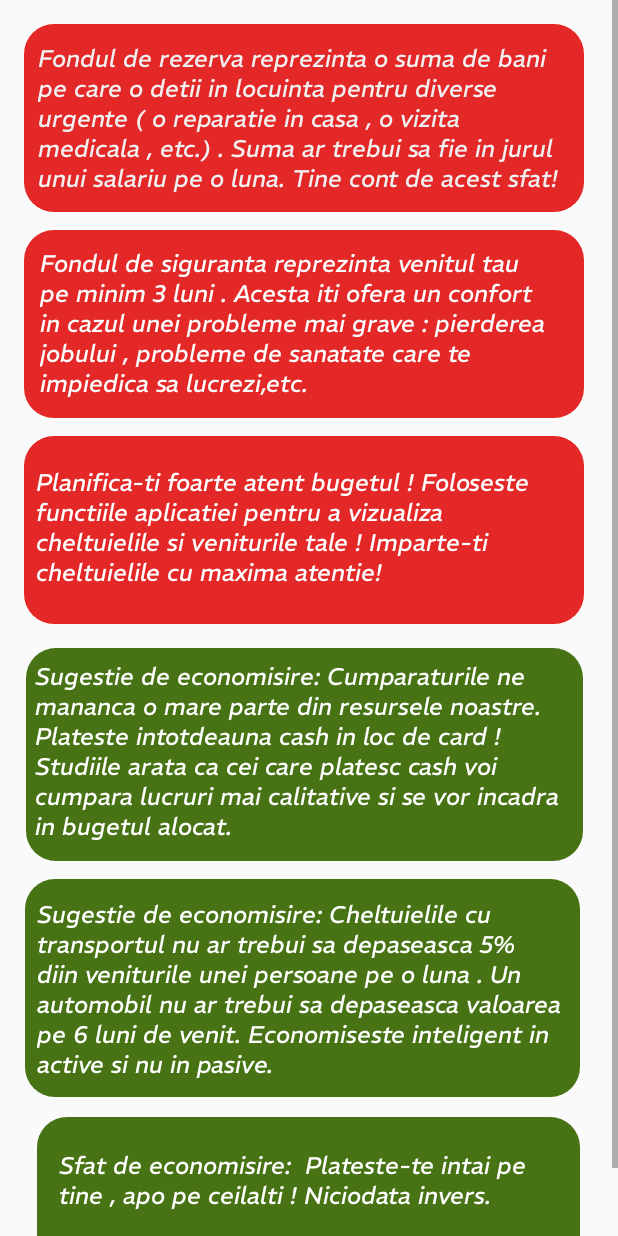
After one commit to AlinTAT-GitHub/ilona_project, an Android app: the Sugestii screen opened directly, with no data from a screen before it, on a phone screen of 412 x 824 dp. The commit adds this screen. Run offline under Robolectric (Android 15) with nearby library versions, the phone set to English and light mode, and no system bars.

Commit message:
part commit

```diff
--- a/app/src/main/java/com/example/mybudget/MainActivity.java
+++ b/app/src/main/java/com/example/mybudget/MainActivity.java
@@ -92,7 +92,7 @@ public class MainActivity extends AppCompatActivity {
             public void onClick(View view) {
                 Intent intent=new Intent(MainActivity.this,Statistics.class);
                 startActivity(intent);
-                finish();
+
             }
         });
 
--- /dev/null
+++ b/app/src/main/java/com/example/mybudget/Sugestii.java
@@ -0,0 +1,14 @@
+package com.example.mybudget;
+
+import androidx.appcompat.app.AppCompatActivity;
+
+import android.os.Bundle;
+
+public class Sugestii extends AppCompatActivity {
+
+    @Override
+    protected void onCreate(Bundle savedInstanceState) {
+        super.onCreate(savedInstanceState);
+        setContentView(R.layout.activity_sugestii);
+    }
+}
--- /dev/null
+++ b/app/src/main/res/layout/activity_sugestii.xml
@@ -0,0 +1,192 @@
+<ScrollView
+    xmlns:android="http://schemas.android.com/apk/res/android"
+    xmlns:app="http://schemas.android.com/apk/res-auto"
+    xmlns:tools="http://schemas.android.com/tools"
+    android:layout_width="match_parent"
+    android:layout_height="match_parent"
+    android:fillViewport="true"
+    tools:context=".Sugestii">
+
+    <androidx.constraintlayout.widget.ConstraintLayout
+        android:layout_width="match_parent"
+        android:layout_height="wrap_content">
+
+        <!-- View 1 -->
+
+        <!-- View 2 -->
+
+        <View
+            android:id="@+id/view1"
+            android:layout_width="373dp"
+            android:layout_height="125dp"
+            android:layout_marginTop="16dp"
+            android:background="@drawable/corner_layout"
+            android:backgroundTint="#E42727"
+            app:layout_constraintEnd_toEndOf="parent"
+            app:layout_constraintHorizontal_bias="0.421"
+            app:layout_constraintStart_toStartOf="parent"
+            app:layout_constraintTop_toTopOf="parent" />
+
+        <!-- Adaugă margină de 8dp între view1 și view2 -->
+
+        <!-- View 3 -->
+        <View
+            android:id="@+id/view2"
+            android:layout_width="373dp"
+            android:layout_height="125dp"
+            android:layout_marginTop="12dp"
+            android:background="@drawable/corner_layout"
+            android:backgroundTint="#E42727"
+            app:layout_constraintEnd_toEndOf="parent"
+            app:layout_constraintHorizontal_bias="0.421"
+            app:layout_constraintStart_toStartOf="parent"
+            app:layout_constraintTop_toBottomOf="@+id/view1" />
+
+        <!-- Adaugă margină de 8dp între view2 și view3 -->
+
+        <!-- View 4 -->
+        <View
+            android:id="@+id/view3"
+            android:layout_width="373dp"
+            android:layout_height="125dp"
+            android:layout_marginTop="12dp"
+            android:background="@drawable/corner_layout"
+            android:backgroundTint="#E42727"
+            app:layout_constraintEnd_toEndOf="parent"
+            app:layout_constraintHorizontal_bias="0.421"
+            app:layout_constraintStart_toStartOf="parent"
+            app:layout_constraintTop_toBottomOf="@+id/view2" />
+
+        <!-- Adaugă margină de 8dp între view3 și view4 -->
+
+        <!-- View 5 -->
+        <View
+            android:id="@+id/view4"
+            android:layout_width="371dp"
+            android:layout_height="142dp"
+            android:layout_marginTop="16dp"
+            android:background="@drawable/corner_layout"
+            android:backgroundTint="#477314"
+            app:layout_constraintEnd_toEndOf="parent"
+            app:layout_constraintHorizontal_bias="0.421"
+            app:layout_constraintStart_toStartOf="parent"
+            app:layout_constraintTop_toBottomOf="@+id/view3" />
+
+        <!-- Adaugă margină de 8dp între view4 și view5 -->
+
+        <!-- View 6 -->
+
+        <View
+            android:id="@+id/view5"
+            android:layout_width="370dp"
+            android:layout_height="145dp"
+            android:layout_marginTop="12dp"
+            android:background="@drawable/corner_layout"
+            android:backgroundTint="#477314"
+            app:layout_constraintEnd_toEndOf="parent"
+            app:layout_constraintHorizontal_bias="0.39"
+            app:layout_constraintStart_toStartOf="parent"
+            app:layout_constraintTop_toBottomOf="@+id/view4" />
+
+        <View
+            android:id="@+id/view6"
+            android:layout_width="362dp"
+            android:layout_height="127dp"
+            android:layout_marginTop="13dp"
+            android:background="@drawable/corner_layout"
+            android:backgroundTint="#477314"
+            app:layout_constraintBottom_toBottomOf="parent"
+            app:layout_constraintEnd_toEndOf="parent"
+            app:layout_constraintHorizontal_bias="0.489"
+            app:layout_constraintStart_toStartOf="parent"
+            app:layout_constraintTop_toBottomOf="@+id/view5"
+            app:layout_constraintVertical_bias="1.0" />
+
+        <TextView
+            android:id="@+id/textView40"
+            android:layout_width="361dp"
+            android:layout_height="105dp"
+            android:fontFamily="@font/italic"
+            android:text="Fondul de rezerva reprezinta o suma de bani pe care o detii in locuinta pentru diverse urgente ( o reparatie in casa , o vizita medicala , etc.) . Suma ar trebui sa fie in jurul unui salariu pe o luna. Tine cont de acest sfat!"
+            android:textColor="#F1F1F1"
+            android:textSize="16sp"
+            app:layout_constraintBottom_toBottomOf="@+id/view1"
+            app:layout_constraintEnd_toEndOf="@+id/view1"
+            app:layout_constraintHorizontal_bias="0.75"
+            app:layout_constraintStart_toStartOf="@+id/view1"
+            app:layout_constraintTop_toTopOf="@+id/view1"
+            app:layout_constraintVertical_bias="0.555" />
+
+        <TextView
+            android:id="@+id/textView41"
+            android:layout_width="352dp"
+            android:layout_height="104dp"
+            android:fontFamily="@font/italic"
+            android:text="Fondul de siguranta reprezinta venitul tau pe minim 3 luni . Acesta iti ofera un confort in cazul unei probleme mai grave : pierderea jobului , probleme de sanatate care te impiedica sa lucrezi,etc. "
+            android:textColor="#FDFDFD"
+            android:textSize="16sp"
+            app:layout_constraintBottom_toBottomOf="@+id/view2"
+            app:layout_constraintEnd_toEndOf="@+id/view2"
+            app:layout_constraintStart_toStartOf="@+id/view2"
+            app:layout_constraintTop_toTopOf="@+id/view2" />
+
+        <TextView
+            android:id="@+id/textView42"
+            android:layout_width="344dp"
+            android:layout_height="90dp"
+            android:fontFamily="@font/italic"
+            android:text="Planifica-ti foarte atent bugetul ! Foloseste functiile aplicatiei pentru a vizualiza cheltuielile si veniturile tale ! Imparte-ti cheltuielile cu maxima atentie!"
+            android:textColor="#FFFFFF"
+            android:textSize="16sp"
+            app:layout_constraintBottom_toBottomOf="@+id/view3"
+            app:layout_constraintEnd_toEndOf="@+id/view3"
+            app:layout_constraintHorizontal_bias="0.533"
+            app:layout_constraintStart_toStartOf="parent"
+            app:layout_constraintTop_toTopOf="@+id/view3"
+            app:layout_constraintVertical_bias="0.542" />
+
+        <TextView
+            android:id="@+id/textView43"
+            android:layout_width="359dp"
+            android:layout_height="127dp"
+            android:fontFamily="@font/italic"
+            android:text="Sugestie de economisire: Cumparaturile ne mananca o mare parte din resursele noastre. Plateste intotdeauna cash in loc de card ! Studiile arata ca cei care platesc cash voi cumpara lucruri mai calitative si se vor incadra in bugetul alocat. "
+            android:textColor="#FFFFFF"
+            android:textSize="16sp"
+            app:layout_constraintBottom_toBottomOf="@+id/view4"
+            app:layout_constraintEnd_toEndOf="@+id/view4"
+            app:layout_constraintStart_toStartOf="@+id/view4"
+            app:layout_constraintTop_toTopOf="@+id/view4" />
+
+        <TextView
+            android:id="@+id/textView44"
+            android:layout_width="359dp"
+            android:layout_height="133dp"
+            android:fontFamily="@font/italic"
+            android:text="Sugestie de economisire: Cheltuielile cu transportul nu ar trebui sa depaseasca 5% diin veniturile unei persoane pe o luna . Un automobil nu ar trebui sa depaseasca valoarea pe 6 luni de venit. Economiseste inteligent in active si nu in pasive."
+            android:textColor="#FFFFFF"
+            android:textSize="16sp"
+            app:layout_constraintBottom_toBottomOf="@+id/view5"
+            app:layout_constraintEnd_toEndOf="@+id/view5"
+            app:layout_constraintHorizontal_bias="0.909"
+            app:layout_constraintStart_toStartOf="parent"
+            app:layout_constraintTop_toTopOf="@+id/view5"
+            app:layout_constraintVertical_bias="1.0" />
+
+        <TextView
+            android:id="@+id/textView45"
+            android:layout_width="330dp"
+            android:layout_height="93dp"
+            android:fontFamily="@font/italic"
+            android:text="Sfat de economisire:  Plateste-te intai pe tine , apo pe ceilalti ! Niciodata invers."
+            android:textColor="#FFFFFF"
+            android:textSize="16sp"
+            app:layout_constraintBottom_toBottomOf="@+id/view6"
+            app:layout_constraintEnd_toEndOf="@+id/view6"
+            app:layout_constraintHorizontal_bias="0.468"
+            app:layout_constraintStart_toStartOf="@+id/view6"
+            app:layout_constraintTop_toTopOf="@+id/view6"
+            app:layout_constraintVertical_bias="0.611" /> <!-- Adaugă margină de 8dp între view5 și view6 -->
+
+    </androidx.constraintlayout.widget.ConstraintLayout>
+</ScrollView>
--- a/app/src/main/res/layout/statistici.xml
+++ b/app/src/main/res/layout/statistici.xml
@@ -93,7 +93,7 @@
             app:layout_constraintHorizontal_bias="0.491"
             app:layout_constraintStart_toStartOf="parent"
             app:layout_constraintTop_toTopOf="parent"
-            app:layout_constraintVertical_bias="0.535" />
+            app:layout_constraintVertical_bias="0.523" />
 
         <View
             android:id="@+id/view16"
@@ -112,7 +112,7 @@
             android:layout_width="350dp"
             android:layout_height="47dp"
             android:fontFamily="@font/extra_bold"
-            android:text="Sugestii de economisire"
+            android:text="Sugestii"
             android:textColor="#FFFFFF"
             android:textSize="20sp"
             app:layout_constraintBottom_toBottomOf="parent"
```
Also changed, not shown: app/src/main/AndroidManifest.xml (+9 -3 lines), app/src/main/java/com/example/mybudget/Statistics.java (+25 -1 lines), app/src/main/java/com/example/mybudget/Variatii_Categorii.java (added, +176 -0 lines), app/src/main/res/layout/activity_balanta.xml (+9 -9 lines), app/src/main/res/layout/activity_variatii_categorii.xml (added, +43 -0 lines).
